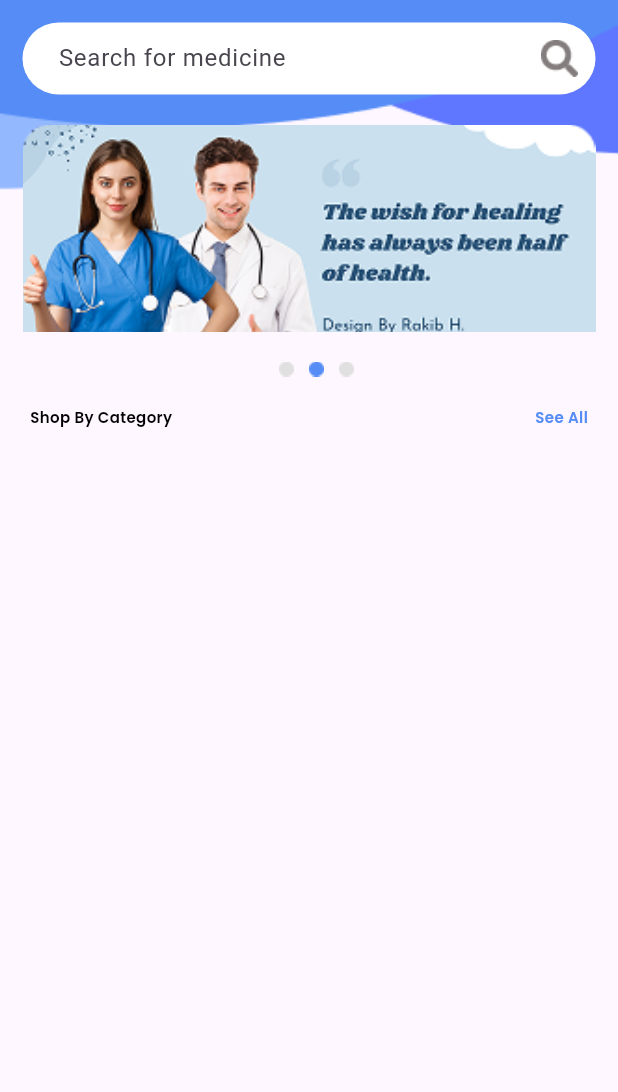
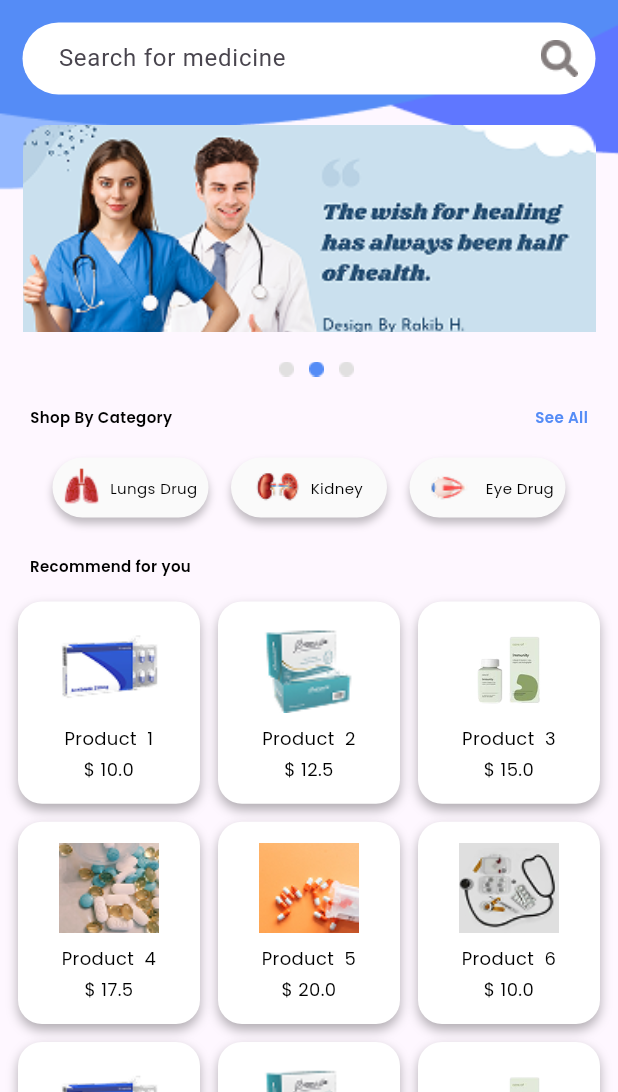
Before and after one commit to minKasent/pharmarcy_manage, a Flutter app: the screen it shows after launch, on a phone screen of 412 x 824 dp, the part 144-1236 px from its top. Run offline on Flutter 3.47's test engine with Material 3 defaults, Android fonts, the light colour scheme and no system bars.

Commit message:
feat:implement UI ,GridView

```diff
--- a/lib/core/component/app_text.dart
+++ b/lib/core/component/app_text.dart
@@ -13,6 +13,8 @@ class AppText extends StatelessWidget {
       content ,
        style: style ?? AppTextStyle.text10Regular,
       textAlign: TextAlign.center,
+
+
     );
   }
 }
--- a/lib/core/component/app_text_filed.dart
+++ /dev/null
@@ -1,26 +0,0 @@
-import 'package:flutter/material.dart';
-import 'app_text_style.dart';
-
-class AppTextField extends StatelessWidget {
-  final String label;
-  final TextEditingController? controller;
-
-  const AppTextField({
-    super.key,
-    required this.label,
-    this.controller,
-  });
-
-  @override
-  Widget build(BuildContext context) {
-    return TextField(
-      style: AppTextStyle.text12Regular,
-      controller: controller,
-      decoration: InputDecoration(
-        labelText: label,
-        border: UnderlineInputBorder(),
-      ),
-    );
-
-  }
-}
--- a/lib/core/constant/app_image_path.dart
+++ b/lib/core/constant/app_image_path.dart
@@ -7,7 +7,7 @@ class AppImagePath {
   static const String imageKidney = 'assets/images/image_kidney.png';
   static const String imageMedPro1 = 'assets/images/image_medic_product_1.png';
   static const String imageMedPro2 = 'assets/images/image_medic_product_2.png';
-  static const String imageMedPro3 = 'assets/images/image_medic_product_3.png';
+  static const String imageMedPro3 = 'assets/images/image_medic_product_9.png';
   static const String imageMedPro4 = 'assets/images/image_medic_product_4.png';
   static const String imageMedPro5 = 'assets/images/image_medic_product_5.png';
   static const String imageMedPro6 = 'assets/images/image_medic_product_6.png';
--- a/lib/screen/home_screen.dart
+++ b/lib/screen/home_screen.dart
@@ -4,17 +4,50 @@ import 'package:pharma_management/core/component/app_text_style.dart';
 import 'package:pharma_management/core/constant/app_color_path.dart';
 import 'package:pharma_management/core/constant/app_icon_path.dart';
 import 'package:pharma_management/core/constant/app_image_path.dart';
+import 'package:pharma_management/screen/widgets/build_list_medicine_widget.dart';
+import 'package:pharma_management/screen/widgets/build_text_field_widget.dart';
 
 class HomeScreen extends StatelessWidget {
   const HomeScreen({super.key});
 
   @override
   Widget build(BuildContext context) {
-    var size = MediaQuery.of(context).size;
     return Scaffold(
       body: Column(
+        crossAxisAlignment: CrossAxisAlignment.start,
         children: [
-          Stack(
+          _buiHeaderItem(context),
+          const SizedBox(height: 20),
+          _buildListEllipseItem(),
+          const SizedBox(height: 20),
+          _buildTitleCategoryItem(),
+          const SizedBox(height: 20),
+          Padding(
+            padding: EdgeInsets.symmetric(horizontal: 20),
+            child: Row(
+              mainAxisAlignment: MainAxisAlignment.center,
+              children: [
+                _buildCategoryItem(AppImagePath.imageLung, "Lungs Drug"),
+                const SizedBox(width: 15,),
+                _buildCategoryItem(AppImagePath.imageKidney, "Kidney"),
+                const SizedBox(width: 15,),
+                _buildCategoryItem(AppImagePath.imageEye, "Eye Drug"),
+              ],
+            ),
+          ),
+          const SizedBox(height: 25,),
+          Padding(
+            padding: const EdgeInsets.only(left: 20,bottom: 10),
+            child: AppText(content: "Recommend for you",style: AppTextStyle.text10Bold,),
+          ),
+          Expanded(child: ProductGridScreen()),
+        ],
+      ),
+    );
+  }
+  Stack _buiHeaderItem(BuildContext context) {
+    final size = MediaQuery.of(context).size;
+    return Stack(
       children: [
         Image.asset(
           AppImagePath.imageAppBarBackGround,
@@ -47,22 +80,7 @@ class HomeScreen extends StatelessWidget {
                     ],
                   ),
                   const SizedBox(height: 15),
-                        TextField(
-                          decoration: InputDecoration(
-                            hintText: 'Search for medicine',
-                            filled: true,
-                            fillColor: AppColorPath.white,
-                            border: OutlineInputBorder(
-                              borderRadius: BorderRadius.circular(30),
-                              borderSide: BorderSide.none,
-                            ),
-                            suffixIcon: Image.asset(AppIconPath.iconSearch),
-                            contentPadding: EdgeInsets.symmetric(
-                              vertical: 0,
-                              horizontal: 20,
-                            ),
-                          ),
-                        ),
+                  BuildTextFieldWidget(),
                   const SizedBox(height: 20),
                   Image.asset(AppImagePath.imageDoctorHealth, scale: 0.5),
                 ],
@@ -71,9 +89,10 @@ class HomeScreen extends StatelessWidget {
           ),
         ),
       ],
-          ),
-          const SizedBox(height: 20),
-          Row(
+    );
+  }
+  Row _buildListEllipseItem(){
+    return Row(
       mainAxisAlignment: MainAxisAlignment.center,
       children: [
         const SizedBox(width: 10),
@@ -83,9 +102,10 @@ class HomeScreen extends StatelessWidget {
         const SizedBox(width: 10),
         Image.asset(AppImagePath.imageEllipse3),
       ],
-          ),
-          const SizedBox(height: 20,),
-          Padding(
+    );
+  }
+  Padding _buildTitleCategoryItem(){
+   return Padding(
       padding: const EdgeInsets.symmetric(horizontal: 20),
       child: Row(
         mainAxisAlignment: MainAxisAlignment.spaceBetween,
@@ -102,10 +122,31 @@ class HomeScreen extends StatelessWidget {
           ),
         ],
       ),
+    );
+  }
+  Container _buildCategoryItem(String imagePath, String title) {
+    return Container(
+      width: 104,
+      height: 40,
+      decoration: BoxDecoration(
+        color: AppColorPath.greyWhite,
+        borderRadius: BorderRadius.circular(20),
+        boxShadow: [BoxShadow(
+          color: AppColorPath.black.withValues(alpha: 0.25),
+          offset: Offset(0, 4),
+          spreadRadius: 0,
+          blurRadius: 4
+        ),]
       ),
-          Padding(padding: EdgeInsets.symmetric(horizontal: 20),)
+      child: Row(
+        mainAxisAlignment: MainAxisAlignment.center,
+        children: [
+          Image.asset(imagePath),
+          const SizedBox(width: 7),
+          AppText(content: title),
         ],
       ),
     );
   }
+
 }
--- /dev/null
+++ b/lib/screen/widgets/build_list_medicine_widget.dart
@@ -0,0 +1,93 @@
+import 'package:flutter/material.dart';
+import 'package:pharma_management/core/component/app_text.dart';
+import 'package:pharma_management/core/component/app_text_style.dart';
+import 'package:pharma_management/core/constant/app_color_path.dart';
+
+class Product {
+  final String name;
+  final String image;
+  final double price;
+
+  Product({required this.name, required this.image, required this.price});
+}
+
+class ProductGridScreen extends StatelessWidget {
+  // List Product
+  final List<Product> products = List.generate(
+    51,
+        (index) => Product(
+      name: "Product  ${index + 1}",
+      image: "assets/images/image_medic_product_${(index % 6) + 1}.png",
+      // giả sử có 5 ảnh: image_medic_product_1.png ... image_medic_product_5.png
+      price: 10 + (index % 5) * 2.5,
+    ),
+  );
+
+  ProductGridScreen({super.key});
+
+  @override
+  Widget build(BuildContext context) {
+    return Scaffold(
+      body: MediaQuery.removePadding(
+        context: context,
+        removeTop: true, // bỏ padding mặc định
+        child: GridView.builder(
+          padding: const EdgeInsets.fromLTRB(12, 7, 12, 12),
+          itemCount: products.length,
+          gridDelegate: const SliverGridDelegateWithFixedCrossAxisCount(
+            crossAxisCount: 3, // mỗi hàng 3 sản phẩm
+            crossAxisSpacing: 12, // khoảng cách ngang giữa các card
+            mainAxisSpacing: 12, // dọc
+            childAspectRatio: 0.9, // tỷ lệ chiều rộng / chiều cao card
+          ),
+          itemBuilder: (context, index) {
+            final product = products[index];
+            return _buildProductCard(product);
+          },
+        ),
+      ),
+    );
+  }
+
+  // Widget hiển thị card sản phẩm
+  Widget _buildProductCard(Product product) {
+    return Container(
+      decoration: BoxDecoration(
+        color: AppColorPath.white,
+        borderRadius: BorderRadius.circular(16),
+        boxShadow: [
+          BoxShadow(
+            color: AppColorPath.black.withValues(alpha: 0.3),
+            offset: const Offset(0, 4),
+            blurRadius: 6,
+          )
+        ],
+      ),
+      child: Column(
+        mainAxisAlignment: MainAxisAlignment.center,
+        children: [
+          // ảnh sản phẩm
+          SizedBox(
+            height: 60,
+            child: Image.asset(
+              product.image,
+              fit: BoxFit.contain, // giữ nguyên tỉ lệ ảnh
+            ),
+          ),
+          const SizedBox(height: 8),
+          // tên sản phẩm
+          AppText(
+            content:  product.name,
+            style: AppTextStyle.text12Regular,
+          ),
+          const SizedBox(height: 4),
+          // giá sản phẩm
+          AppText(
+            content: "\$ ${product.price}",
+            style: AppTextStyle.text12Regular,
+          ),
+        ],
+      ),
+    );
+  }
+}
--- /dev/null
+++ b/lib/screen/widgets/build_text_field_widget.dart
@@ -0,0 +1,27 @@
+import 'package:flutter/material.dart';
+import 'package:pharma_management/core/constant/app_color_path.dart';
+import 'package:pharma_management/core/constant/app_icon_path.dart';
+
+class BuildTextFieldWidget extends StatelessWidget {
+  const BuildTextFieldWidget({super.key});
+
+  @override
+  TextField build(BuildContext context) {
+    return TextField(
+      decoration: InputDecoration(
+        hintText: 'Search for medicine',
+        filled: true,
+        fillColor: AppColorPath.white,
+        border: OutlineInputBorder(
+          borderRadius: BorderRadius.circular(30),
+          borderSide: BorderSide.none,
+        ),
+        suffixIcon: Image.asset(AppIconPath.iconSearch),
+        contentPadding: EdgeInsets.symmetric(
+          vertical: 0,
+          horizontal: 20,
+        ),
+      ),
+    );
+  }
+}
```
Also changed, not shown: assets/images/image_medic_product_3.png. Lines whose indentation alone changed are shown as unchanged.
